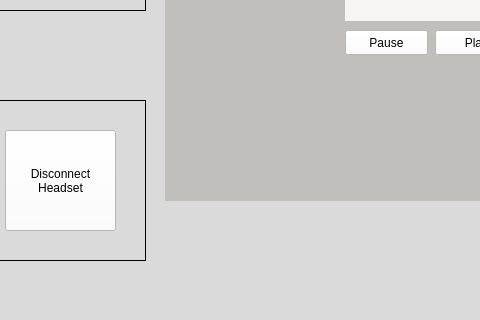
The window that COMP3004_Project_Team11/mainwindow.ui (SaeidEl-Saadi/COMP3004-Team-11) describes before a commit, drawn with Qt 5; both pictures show x 185 to 665 and y 480 to 800 of the 1310 by 800 pixel window.
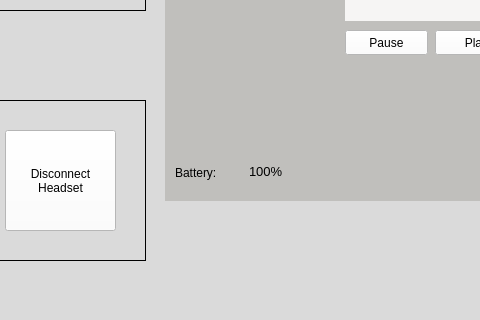
The same window after the commit.

Commit message: Added battery functionality (just basics for now)

What changed in the file:
```diff
--- a/COMP3004_Project_Team11/mainwindow.ui
+++ b/COMP3004_Project_Team11/mainwindow.ui
@@ -208,6 +208,51 @@
       <bool>false</bool>
      </property>
     </widget>
+    <widget class="QLabel" name="label_5">
+     <property name="geometry">
+      <rect>
+       <x>10</x>
+       <y>547</y>
+       <width>61</width>
+       <height>31</height>
+      </rect>
+     </property>
+     <property name="styleSheet">
+      <string notr="true">font: 10pt &quot;DejaVu Sans Mono&quot;;</string>
+     </property>
+     <property name="text">
+      <string>Battery: </string>
+     </property>
+    </widget>
+    <widget class="QTextEdit" name="battery">
+     <property name="geometry">
+      <rect>
+       <x>80</x>
+       <y>550</y>
+       <width>61</width>
+       <height>31</height>
+      </rect>
+     </property>
+     <property name="styleSheet">
+      <string notr="true">font: 10pt &quot;DejaVu Sans Mono&quot;;</string>
+     </property>
+     <property name="frameShape">
+      <enum>QFrame::NoFrame</enum>
+     </property>
+     <property name="frameShadow">
+      <enum>QFrame::Sunken</enum>
+     </property>
+     <property name="readOnly">
+      <bool>true</bool>
+     </property>
+     <property name="html">
+      <string>&lt;!DOCTYPE HTML PUBLIC &quot;-//W3C//DTD HTML 4.0//EN&quot; &quot;http://www.w3.org/TR/REC-html40/strict.dtd&quot;&gt;
+&lt;html&gt;&lt;head&gt;&lt;meta name=&quot;qrichtext&quot; content=&quot;1&quot; /&gt;&lt;style type=&quot;text/css&quot;&gt;
+p, li { white-space: pre-wrap; }
+&lt;/style&gt;&lt;/head&gt;&lt;body style=&quot; font-family:'DejaVu Sans Mono'; font-size:10pt; font-weight:400; font-style:normal;&quot;&gt;
+&lt;p style=&quot; margin-top:0px; margin-bottom:0px; margin-left:0px; margin-right:0px; -qt-block-indent:0; text-indent:0px;&quot;&gt;100%&lt;/p&gt;&lt;/body&gt;&lt;/html&gt;</string>
+     </property>
+    </widget>
    </widget>
    <widget class="QTextEdit" name="eventLog">
     <property name="geometry">
```
The commit also changes 2 other files.
